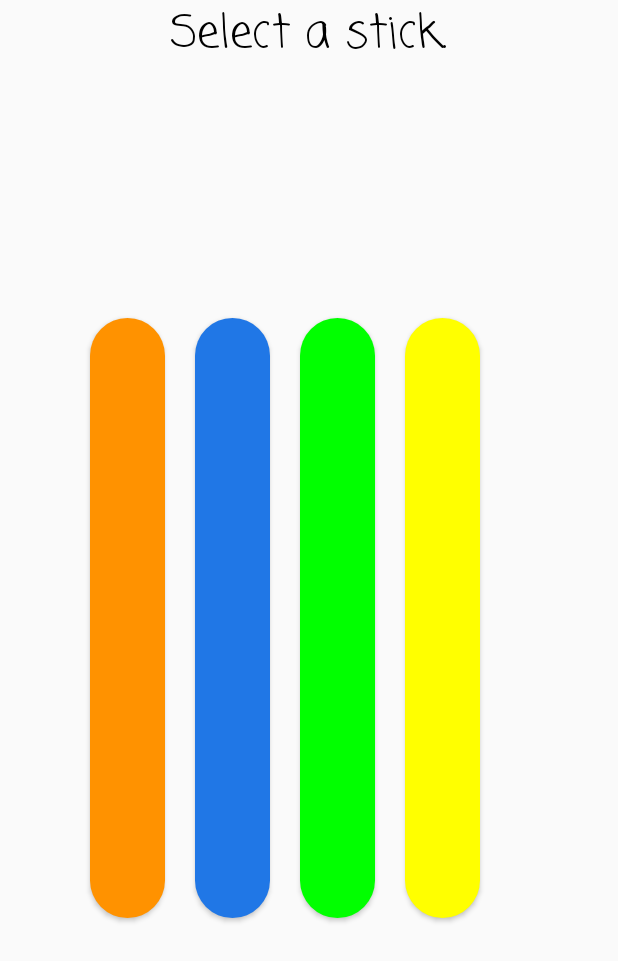
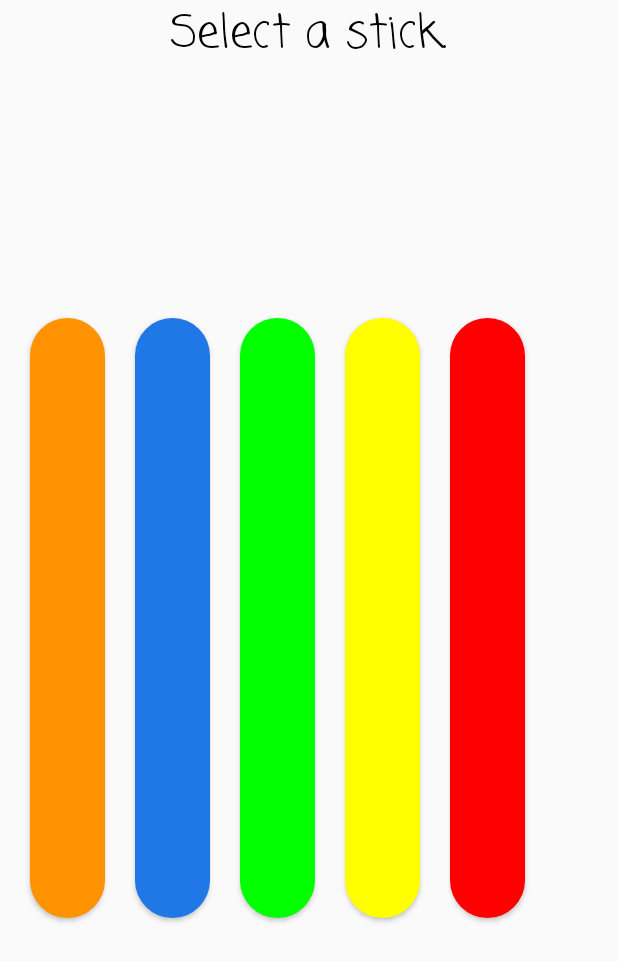
Before and after one commit to cmmaalouf/Smarty-Smart-Sticks, an Android app: the GameActivity screen opened directly, with no data from a screen before it, on a phone screen of 412 x 824 dp. Shown: the top 961 px of the screen. Run offline under Robolectric (Android 15) with nearby library versions, the phone set to English and light mode, and no system bars.

Commit message:
git push

```diff
--- /dev/null
+++ b/app/src/main/res/drawable/redbutton.xml
@@ -0,0 +1,5 @@
+<?xml version="1.0" encoding="utf-8"?>
+<shape xmlns:android="http://schemas.android.com/apk/res/android">
+    <solid android:color="@color/Red"/>
+    <corners android:radius="20000dp"/>
+</shape>
--- a/app/src/main/res/layout/activity_game.xml
+++ b/app/src/main/res/layout/activity_game.xml
@@ -15,21 +15,21 @@
         android:layout_alignParentTop="true"/>
 
     <Button
-        android:id="@+id/start"
+        android:id="@+id/orangeStick"
         style="@style/Button"
         android:layout_width="50dp"
         android:layout_height="400dp"
         android:layout_alignParentLeft="true"
         android:layout_centerVertical="true"
-        android:layout_marginLeft= "60dp"
+        android:layout_marginLeft="20dp"
         android:background="@drawable/mybutton"
         android:onClick="getQuestion"
         />
 
     <Button
         style="@style/Button"
-        android:id="@+id/Instructions"
-        android:layout_toRightOf="@id/start"
+        android:id="@+id/blueStick"
+        android:layout_toRightOf="@id/orangeStick"
         android:layout_marginLeft="20dp"
         android:layout_width="50dp"
         android:layout_height="400dp"
@@ -39,8 +39,8 @@
 
     <Button
         style="@style/Button"
-        android:id="@+id/question_add"
-        android:layout_toRightOf="@id/Instructions"
+        android:id="@+id/greenStick"
+        android:layout_toRightOf="@id/blueStick"
         android:layout_marginLeft="20dp"
         android:layout_width="50dp"
         android:layout_height="400dp"
@@ -49,15 +49,24 @@
         />
     <Button
         style="@style/Button"
-        android:id="@+id/highScoreButton"
-        android:layout_toRightOf="@id/question_add"
+        android:id="@+id/yellowStick"
+        android:layout_toRightOf="@id/greenStick"
         android:layout_marginLeft="20dp"
         android:layout_width="50dp"
         android:layout_height="400dp"
         android:background="@drawable/yellowbutton"
         android:onClick="getQuestion"
         />
-
+    <Button
+        style="@style/Button"
+        android:id="@+id/redStick"
+        android:layout_toRightOf="@id/yellowStick"
+        android:layout_marginLeft="20dp"
+        android:layout_width="50dp"
+        android:layout_height="400dp"
+        android:background="@drawable/redbutton"
+        android:onClick="getQuestion"
+        />
 
 
 </RelativeLayout>
--- a/app/src/main/res/values/colors.xml
+++ b/app/src/main/res/values/colors.xml
@@ -6,6 +6,7 @@
     <color name="Orange">#FF9200</color>
     <color name="lightOrange">#ffb551</color>
     <color name ="Black">#000000</color>
+    <color name ="Red">#FF0000</color>
     <color name ="Blue">#2077e6</color>
     <color name ="Green">#01FF00</color>
     <color name ="Yellow">#FFFF00</color>
```
Also changed, not shown: app/src/main/java/com/example/chiara/trythis/QuestionActivity.java (+19 -3 lines), app/src/main/java/com/example/chiara/trythis/SSS.java (+17 -1 lines), app/src/main/res/anim/fade_in_scale.xml (added, +17 -0 lines), app/src/main/res/layout/activity_question.xml (+15 -1 lines).
